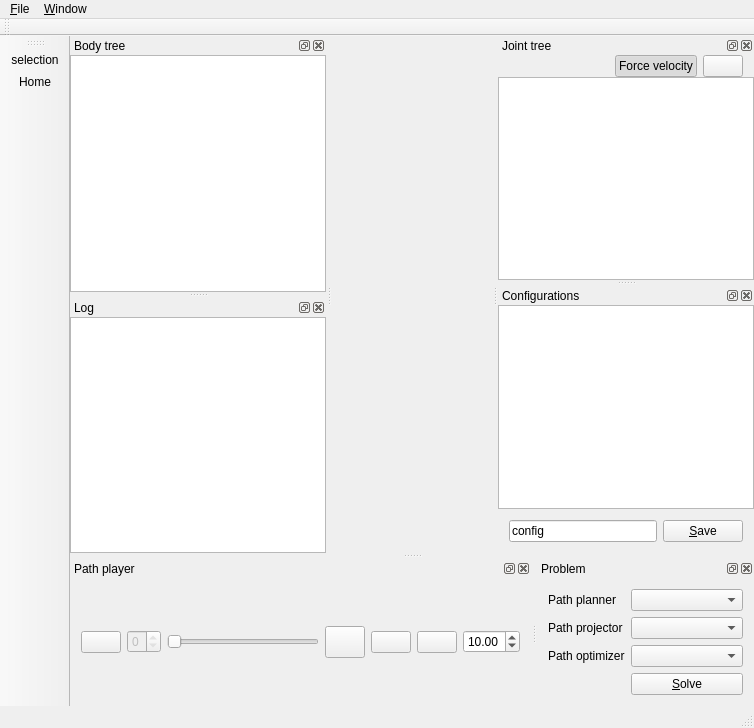
Old version of the form include/hpp/gui/ui/mainwindow.ui in the repository humanoid-path-planner/hpp-gui.
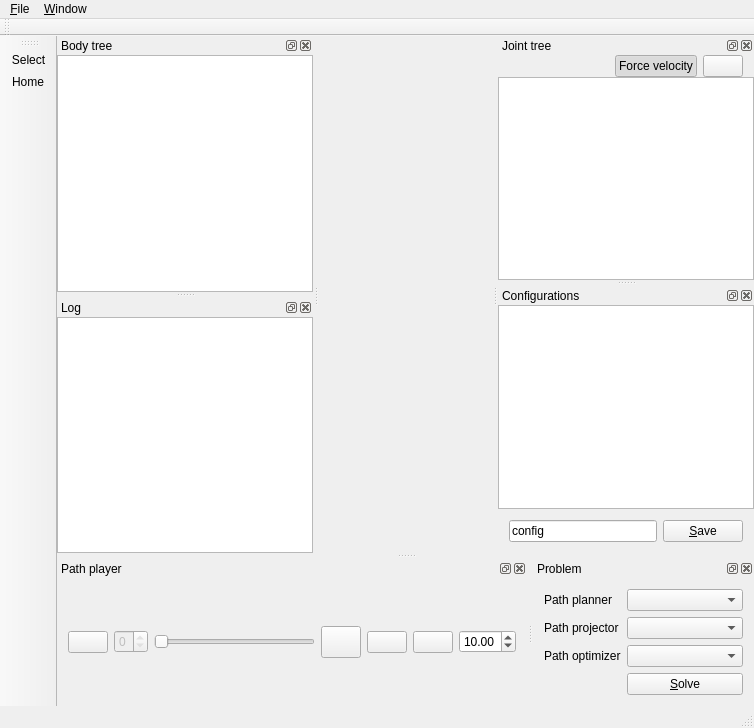
New version of the form. Icons and pictures are not drawn. Custom widgets are drawn as their Qt base class.

```diff
--- a/include/hpp/gui/ui/mainwindow.ui
+++ b/include/hpp/gui/ui/mainwindow.ui
@@ -639,7 +639,7 @@
      <normaloff>:/osg/selection.png</normaloff>:/osg/selection.png</iconset>
    </property>
    <property name="text">
-    <string>selection</string>
+    <string>Select</string>
    </property>
    <property name="toolTip">
     <string>&lt;html&gt;&lt;head/&gt;&lt;body&gt;&lt;p&gt;Enter in select mode in the main OSG view&lt;/p&gt;&lt;/body&gt;&lt;/html&gt;</string>
```
Left out of the diff: 7 changed lines with no effect on the pictures.
